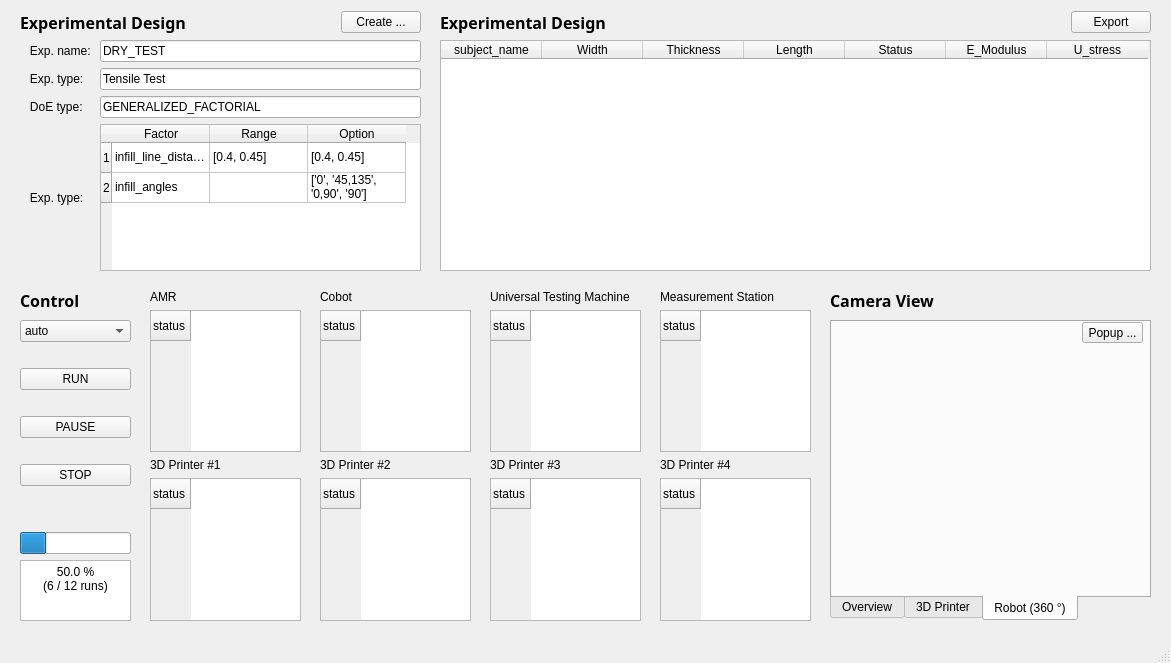
Before: the Qt Designer form snu_idim_gui/SmartLab_GUI.ui in SNU-IDIM/SmartLab, drawn with Qt 5.
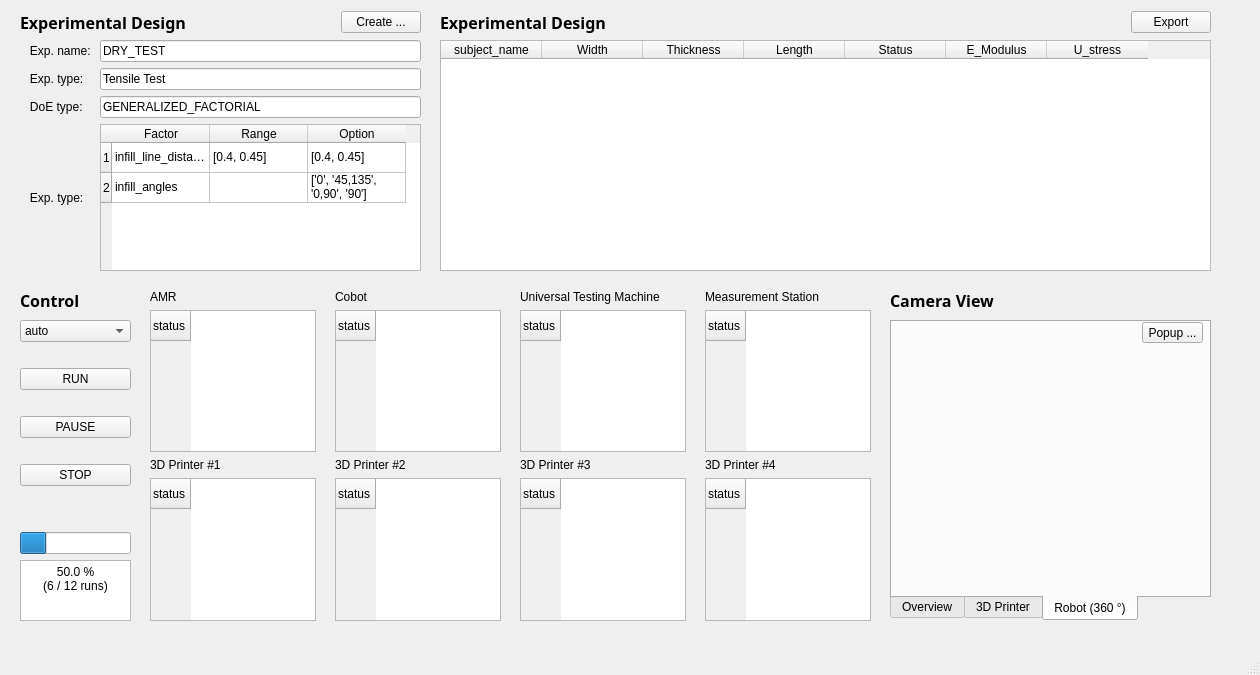
After: the same form once the commit is applied.

Commit message: GUI 작업중 (21.04.28)

```diff
--- a/snu_idim_gui/SmartLab_GUI.ui
+++ b/snu_idim_gui/SmartLab_GUI.ui
@@ -6,8 +6,8 @@
    <rect>
     <x>0</x>
     <y>0</y>
-    <width>1171</width>
-    <height>663</height>
+    <width>1260</width>
+    <height>675</height>
    </rect>
   </property>
   <property name="windowTitle">
@@ -137,7 +137,7 @@
      <rect>
       <x>440</x>
       <y>40</y>
-      <width>711</width>
+      <width>771</width>
       <height>231</height>
      </rect>
     </property>
@@ -301,7 +301,7 @@
      <rect>
       <x>150</x>
       <y>290</y>
-      <width>661</width>
+      <width>721</width>
       <height>331</height>
      </rect>
     </property>
@@ -460,7 +460,7 @@
    <widget class="QWidget" name="gridLayoutWidget_5">
     <property name="geometry">
      <rect>
-      <x>830</x>
+      <x>890</x>
       <y>320</y>
       <width>321</width>
       <height>301</height>
@@ -610,7 +610,7 @@
      <rect>
       <x>440</x>
       <y>10</y>
-      <width>711</width>
+      <width>771</width>
       <height>25</height>
      </rect>
     </property>
@@ -759,7 +759,7 @@
    <widget class="QWidget" name="horizontalLayoutWidget_6">
     <property name="geometry">
      <rect>
-      <x>830</x>
+      <x>890</x>
       <y>290</y>
       <width>321</width>
       <height>21</height>
```
Left out of the diff: 73 changed lines with no effect on the pictures. The commit also changes 5 other files.
